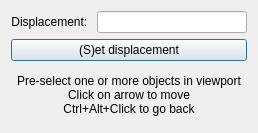
Above: dialogs/disp.ui from oddtopus/flamingo before the change. Below: the same form after it.
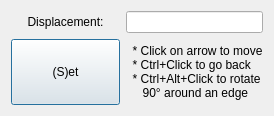
That is the form after the change.

Commit message: added rotation to quick 'Move objects' in Utils

```diff
--- a/dialogs/disp.ui
+++ b/dialogs/disp.ui
@@ -6,8 +6,8 @@
    <rect>
     <x>0</x>
     <y>0</y>
-    <width>258</width>
-    <height>133</height>
+    <width>274</width>
+    <height>116</height>
    </rect>
   </property>
   <property name="sizePolicy">
@@ -20,42 +20,49 @@
    <string>Dialog</string>
   </property>
   <layout class="QGridLayout" name="gridLayout">
-   <item row="0" column="1">
-    <widget class="QLineEdit" name="edit1">
-     <property name="alignment">
-      <set>Qt::AlignCenter</set>
-     </property>
-    </widget>
-   </item>
-   <item row="0" column="0">
+   <item row="2" column="0">
     <widget class="QLabel" name="lab1">
      <property name="text">
-      <string>Displacement: </string>
+      <string>Displacement:</string>
      </property>
      <property name="alignment">
       <set>Qt::AlignCenter</set>
      </property>
     </widget>
    </item>
-   <item row="1" column="0" colspan="2">
-    <widget class="QPushButton" name="btn1">
-     <property name="text">
-      <string>(S)et displacement</string>
-     </property>
-    </widget>
-   </item>
-   <item row="2" column="0" colspan="2">
+   <item row="3" column="1">
     <widget class="QLabel" name="lab2">
      <property name="text">
-      <string>Pre-select one or more objects in viewport
-Click on arrow to move
-Ctrl+Alt+Click to go back</string>
+      <string>  * Click on arrow to move
+  * Ctrl+Click to go back
+  * Ctrl+Alt+Click to rotate
+     90° around an edge</string>
      </property>
+     <property name="alignment">
+      <set>Qt::AlignLeading|Qt::AlignLeft|Qt::AlignVCenter</set>
+     </property>
+    </widget>
+   </item>
+   <item row="2" column="1">
+    <widget class="QLineEdit" name="edit1">
      <property name="alignment">
       <set>Qt::AlignCenter</set>
      </property>
     </widget>
    </item>
+   <item row="3" column="0">
+    <widget class="QPushButton" name="btn1">
+     <property name="sizePolicy">
+      <sizepolicy hsizetype="Expanding" vsizetype="MinimumExpanding">
+       <horstretch>0</horstretch>
+       <verstretch>0</verstretch>
+      </sizepolicy>
+     </property>
+     <property name="text">
+      <string>(S)et</string>
+     </property>
+    </widget>
+   </item>
   </layout>
  </widget>
  <tabstops>
```
Left out of the diff: 4 changed lines with no effect on the pictures. The commit also changes 3 other files.
